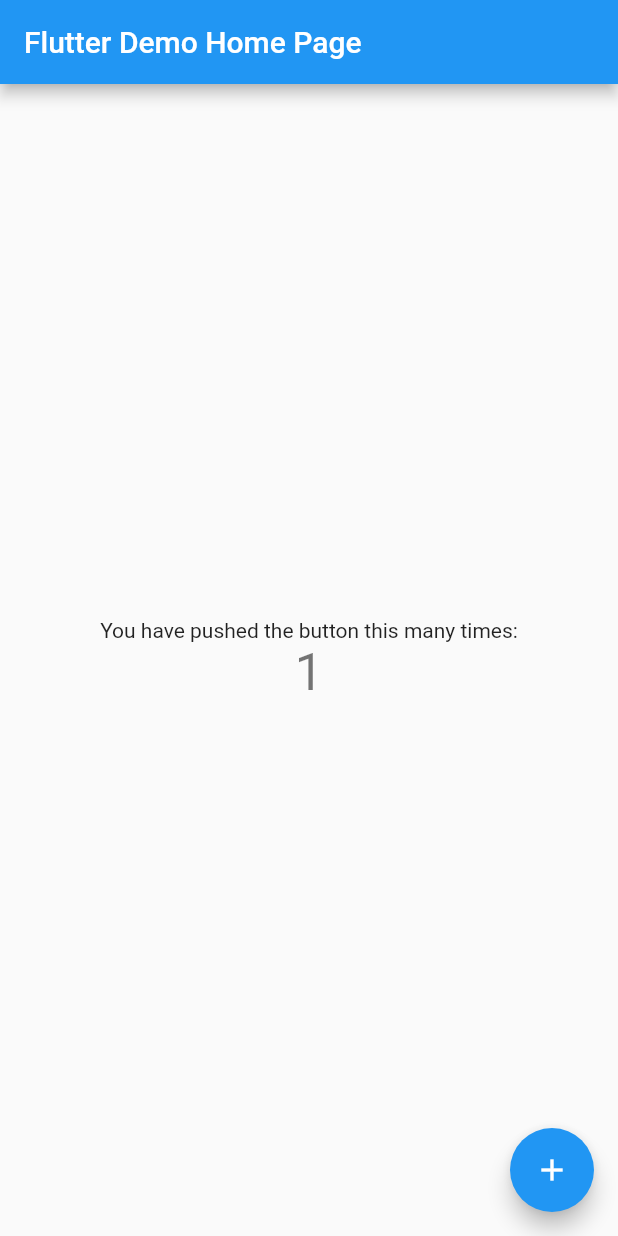
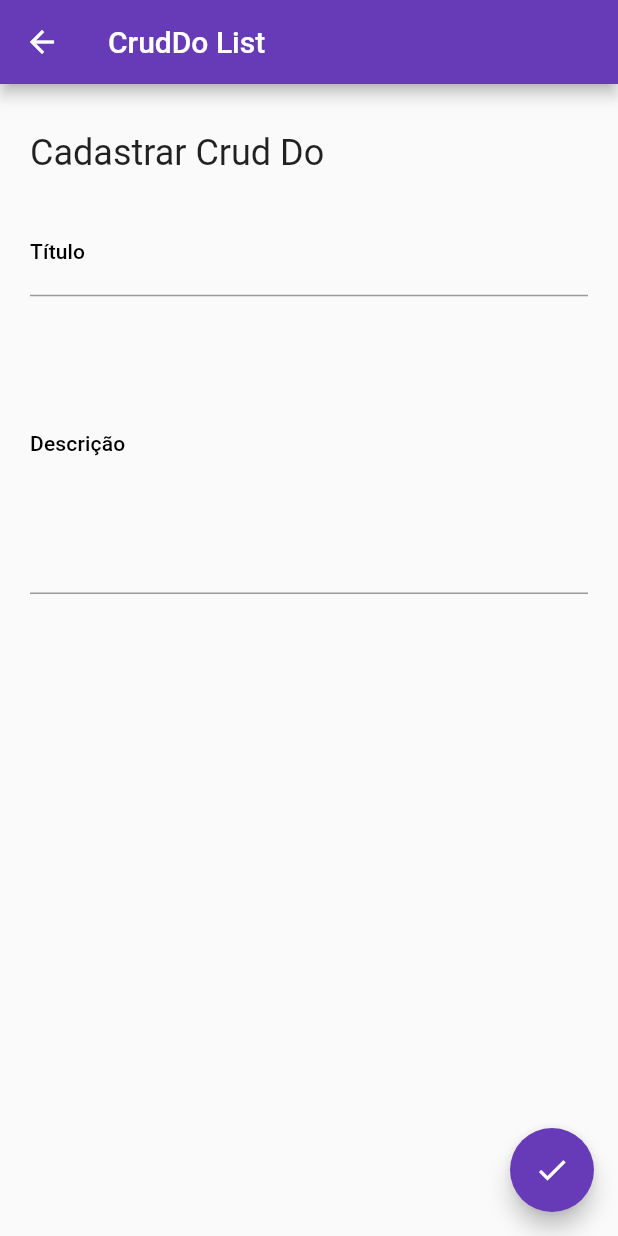
Before and after one commit to pertusatti22/crud_do_list, a Flutter app: the screen it shows after launch, after a tap on the "add" icon, on a phone screen of 412 x 824 dp. Run offline on Flutter 3.47's test engine with Material 2 defaults, Android fonts, the phone set to English and light mode, and no system bars; our stand-ins replace dio; network calls fail.

Commit message:
Release 1.0

```diff
--- a/lib/main.dart
+++ b/lib/main.dart
@@ -1,115 +1,6 @@
+import 'package:crud_do_list/src/App.dart';
 import 'package:flutter/material.dart';
 
 void main() {
   runApp(const MyApp());
 }
-
-class MyApp extends StatelessWidget {
-  const MyApp({super.key});
-
-  // This widget is the root of your application.
-  @override
-  Widget build(BuildContext context) {
-    return MaterialApp(
-      title: 'Flutter Demo',
-      theme: ThemeData(
-        // This is the theme of your application.
-        //
-        // Try running your application with "flutter run". You'll see the
-        // application has a blue toolbar. Then, without quitting the app, try
-        // changing the primarySwatch below to Colors.green and then invoke
-        // "hot reload" (press "r" in the console where you ran "flutter run",
-        // or simply save your changes to "hot reload" in a Flutter IDE).
-        // Notice that the counter didn't reset back to zero; the application
-        // is not restarted.
-        primarySwatch: Colors.blue,
-      ),
-      home: const MyHomePage(title: 'Flutter Demo Home Page'),
-    );
-  }
-}
-
-class MyHomePage extends StatefulWidget {
-  const MyHomePage({super.key, required this.title});
-
-  // This widget is the home page of your application. It is stateful, meaning
-  // that it has a State object (defined below) that contains fields that affect
-  // how it looks.
-
-  // This class is the configuration for the state. It holds the values (in this
-  // case the title) provided by the parent (in this case the App widget) and
-  // used by the build method of the State. Fields in a Widget subclass are
-  // always marked "final".
-
-  final String title;
-
-  @override
-  State<MyHomePage> createState() => _MyHomePageState();
-}
-
-class _MyHomePageState extends State<MyHomePage> {
-  int _counter = 0;
-
-  void _incrementCounter() {
-    setState(() {
-      // This call to setState tells the Flutter framework that something has
-      // changed in this State, which causes it to rerun the build method below
-      // so that the display can reflect the updated values. If we changed
-      // _counter without calling setState(), then the build method would not be
-      // called again, and so nothing would appear to happen.
-      _counter++;
-    });
-  }
-
-  @override
-  Widget build(BuildContext context) {
-    // This method is rerun every time setState is called, for instance as done
-    // by the _incrementCounter method above.
-    //
-    // The Flutter framework has been optimized to make rerunning build methods
-    // fast, so that you can just rebuild anything that needs updating rather
-    // than having to individually change instances of widgets.
-    return Scaffold(
-      appBar: AppBar(
-        // Here we take the value from the MyHomePage object that was created by
-        // the App.build method, and use it to set our appbar title.
-        title: Text(widget.title),
-      ),
-      body: Center(
-        // Center is a layout widget. It takes a single child and positions it
-        // in the middle of the parent.
-        child: Column(
-          // Column is also a layout widget. It takes a list of children and
-          // arranges them vertically. By default, it sizes itself to fit its
-          // children horizontally, and tries to be as tall as its parent.
-          //
-          // Invoke "debug painting" (press "p" in the console, choose the
-          // "Toggle Debug Paint" action from the Flutter Inspector in Android
-          // Studio, or the "Toggle Debug Paint" command in Visual Studio Code)
-          // to see the wireframe for each widget.
-          //
-          // Column has various properties to control how it sizes itself and
-          // how it positions its children. Here we use mainAxisAlignment to
-          // center the children vertically; the main axis here is the vertical
-          // axis because Columns are vertical (the cross axis would be
-          // horizontal).
-          mainAxisAlignment: MainAxisAlignment.center,
-          children: <Widget>[
-            const Text(
-              'You have pushed the button this many times:',
-            ),
-            Text(
-              '$_counter',
-              style: Theme.of(context).textTheme.headline4,
-            ),
-          ],
-        ),
-      ),
-      floatingActionButton: FloatingActionButton(
-        onPressed: _incrementCounter,
-        tooltip: 'Increment',
-        child: const Icon(Icons.add),
-      ), // This trailing comma makes auto-formatting nicer for build methods.
-    );
-  }
-}
--- /dev/null
+++ b/lib/src/App.dart
@@ -0,0 +1,21 @@
+import 'package:flutter/material.dart';
+
+import 'views/add_page.dart';
+import 'views/home_page.dart';
+
+class MyApp extends StatelessWidget {
+  const MyApp({Key? key}) : super(key: key);
+
+  @override
+  Widget build(BuildContext context) {
+    return MaterialApp(
+      title: 'CrudDo List',
+      theme: ThemeData(primarySwatch: Colors.deepPurple),
+      initialRoute: '/',
+      routes: {
+        '/': (context) => const HomePage(),
+        '/create': (context) => const AddPage(),
+      },
+    );
+  }
+}
--- /dev/null
+++ b/lib/src/controllers/add_controller.dart
@@ -0,0 +1,14 @@
+import 'package:crud_do_list/src/models/crud_do_model.dart';
+import 'package:crud_do_list/src/repositories/crud_do_repository.dart';
+
+class AddController {
+  final CrudDoRepository _crudDoRepository;
+
+  AddController([CrudDoRepository? repository])
+      : _crudDoRepository = repository ?? CrudDoRepository();
+
+  Future<void> createCrudDo(CrudDoModel cruddo) async {
+    final result = await _crudDoRepository.createCrudDo(cruddo);
+    print(result);
+  }
+}
--- /dev/null
+++ b/lib/src/controllers/home_controller.dart
@@ -0,0 +1,25 @@
+import 'package:crud_do_list/src/repositories/crud_do_repository.dart';
+import 'package:flutter/cupertino.dart';
+
+import '../models/crud_do_model.dart';
+
+class HomeController {
+  List<CrudDoModel> cruddos = [];
+  final CrudDoRepository _crudDoRepository;
+  final state = ValueNotifier<HomeState>(HomeState.start);
+
+  HomeController([CrudDoRepository? repository])
+      : _crudDoRepository = repository ?? CrudDoRepository();
+
+  Future start() async {
+    state.value = HomeState.loading;
+    try {
+      cruddos = await _crudDoRepository.fetchCrudDos();
+      state.value = HomeState.success;
+    } catch (e) {
+      state.value = HomeState.error;
+    }
+  }
+}
+
+enum HomeState { start, loading, success, error }
--- /dev/null
+++ b/lib/src/models/crud_do_model.dart
@@ -0,0 +1,21 @@
+class CrudDoModel {
+  String? title;
+  String? subtitle;
+  bool? done;
+
+  CrudDoModel(this.title, this.subtitle, [this.done = false]);
+
+  CrudDoModel.fromJson(Map<String, dynamic> json) {
+    title = json['title'];
+    subtitle = json['subtitle'];
+    done = json['done'];
+  }
+
+  Map<String, dynamic> toJson() {
+    final Map<String, dynamic> data = <String, dynamic>{};
+    data['title'] = title;
+    data['subtitle'] = subtitle;
+    data['done'] = done;
+    return data;
+  }
+}
--- /dev/null
+++ b/lib/src/repositories/crud_do_repository.dart
@@ -0,0 +1,26 @@
+import 'package:crud_do_list/src/models/crud_do_model.dart';
+import 'package:dio/dio.dart';
+
+class CrudDoRepository {
+  late Dio dio;
+  final String url =
+      'https://crudcrud.com/api/73447b198f0f4b499eac2ed172f804c6';
+
+  CrudDoRepository([Dio? client]) : dio = client ?? Dio();
+
+  Future<List<CrudDoModel>> fetchCrudDos() async {
+    final response = await dio.get('$url/cruddo');
+    final list = response.data as List;
+    return list.map((json) => CrudDoModel.fromJson(json)).toList();
+  }
+
+  Future<bool> createCrudDo(CrudDoModel cruddo) async {
+    final response = await dio.post('$url/cruddo', data: {
+      'title': cruddo.title,
+      'subtitle': cruddo.subtitle,
+      'done': cruddo.done
+    });
+    print(response.statusCode);
+    return false;
+  }
+}
--- /dev/null
+++ b/lib/src/views/add_page.dart
@@ -0,0 +1,84 @@
+import 'dart:developer';
+
+import 'package:crud_do_list/src/controllers/add_controller.dart';
+import 'package:crud_do_list/src/models/crud_do_model.dart';
+import 'package:flutter/material.dart';
+
+class AddPage extends StatefulWidget {
+  const AddPage({Key? key}) : super(key: key);
+
+  @override
+  State<AddPage> createState() => _AddPageState();
+}
+
+class _AddPageState extends State<AddPage> {
+  final addController = AddController();
+  final title = TextEditingController();
+  final subtitle = TextEditingController();
+
+  @override
+  Widget build(BuildContext context) {
+    return Scaffold(
+      appBar: AppBar(
+        title: const Text('CrudDo List'),
+      ),
+      body: Padding(
+        padding: const EdgeInsets.all(20.0),
+        child: ListView(
+          children: [
+            const SizedBox(
+              height: 12,
+            ),
+            Text(
+              'Cadastrar Crud Do',
+              style: Theme.of(context).textTheme.headline5,
+            ),
+            const SizedBox(
+              height: 24,
+            ),
+            Column(
+              children: [
+                TextFormField(
+                  style: Theme.of(context).textTheme.subtitle1,
+                  decoration: InputDecoration(
+                    labelText: 'Título',
+                    labelStyle: Theme.of(context).textTheme.subtitle2,
+                    border: const UnderlineInputBorder(),
+                  ),
+                  controller: title,
+                ),
+                TextFormField(
+                  keyboardType: TextInputType.multiline,
+                  minLines: 4,
+                  maxLines: null,
+                  style: Theme.of(context).textTheme.headline4,
+                  decoration: InputDecoration(
+                    labelText: 'Descrição',
+                    labelStyle: Theme.of(context).textTheme.subtitle2,
+                    border: const UnderlineInputBorder(),
+                  ),
+                  controller: subtitle,
+                ),
+                const SizedBox(
+                  height: 16,
+                ),
+              ],
+            ),
+          ],
+        ),
+      ),
+      floatingActionButton: FloatingActionButton(
+        backgroundColor: Colors.deepPurple,
+        onPressed: () {
+          addController.createCrudDo(CrudDoModel(title.text, subtitle.text));
+          log('onPressedAdd');
+          Navigator.of(context).pushNamed('/');
+        },
+        tooltip: 'Cadastrar Crud Do',
+        child: const Icon(
+          Icons.check,
+        ),
+      ),
+    );
+  }
+}
--- /dev/null
+++ b/lib/src/views/home_page.dart
@@ -0,0 +1,128 @@
+import 'dart:developer';
+
+import 'package:flutter/material.dart';
+
+import '../controllers/home_controller.dart';
+
+class HomePage extends StatefulWidget {
+  const HomePage({Key? key}) : super(key: key);
+
+  @override
+  State<HomePage> createState() => _HomePageState();
+}
+
+class _HomePageState extends State<HomePage> {
+  final homeController = HomeController();
+
+  _start() {
+    return Container();
+  }
+
+  _loading() {
+    return const Center(
+      child: CircularProgressIndicator(),
+    );
+  }
+
+  _success() {
+    return ListView.builder(
+        itemCount: homeController.cruddos.length,
+        itemBuilder: (context, index) {
+          var cruddo = homeController.cruddos[index];
+          print(cruddo.done);
+          return ListTile(
+            leading: Checkbox(
+              value: cruddo.done,
+              onChanged: (bool? value) {
+                setState(() {
+                  cruddo.done = value!;
+                });
+              },
+            ),
+            title: Text(
+              cruddo.title!,
+              style: TextStyle(
+                  decoration: (cruddo.done ?? false)
+                      ? TextDecoration.lineThrough
+                      : null),
+            ),
+            subtitle: Text(
+              cruddo.subtitle!,
+              style: TextStyle(
+                  decoration: (cruddo.done ?? false)
+                      ? TextDecoration.lineThrough
+                      : null),
+            ),
+          );
+        });
+  }
+
+  _error() {
+    return Center(
+      child: ElevatedButton(
+        onPressed: () {
+          homeController.start();
+        },
+        child: const Text('Tentar novamente'),
+      ),
+    );
+  }
+
+  stateManagement(HomeState state) {
+    switch (state) {
+      case HomeState.start:
+        return _start();
+      case HomeState.loading:
+        return _loading();
+      case HomeState.error:
+        return _error();
+      case HomeState.success:
+        return _success();
+      default:
+        return _start();
+    }
+  }
+
+  @override
+  void initState() {
+    super.initState();
+
+    homeController.start();
+  }
+
+  void onPressedAdd() {
+    log('onPressedAdd');
+    Navigator.of(context).pushNamed('/create');
+  }
+
+  @override
+  Widget build(BuildContext context) {
+    return Scaffold(
+      appBar: AppBar(
+        title: const Text('CrudDo List'),
+        actions: [
+          IconButton(
+            onPressed: () {
+              homeController.start();
+            },
+            icon: const Icon(Icons.refresh_outlined),
+          )
+        ],
+      ),
+      body: AnimatedBuilder(
+        animation: homeController.state,
+        builder: (context, child) {
+          return stateManagement(homeController.state.value);
+        },
+      ),
+      floatingActionButton: FloatingActionButton(
+        backgroundColor: Colors.deepPurple,
+        onPressed: onPressedAdd,
+        tooltip: 'Cadastrar Crud Do',
+        child: const Icon(
+          Icons.add,
+        ),
+      ),
+    );
+  }
+}
--- a/pubspec.yaml
+++ b/pubspec.yaml
@@ -36,6 +36,7 @@
   # The following adds the Cupertino Icons font to your application.
   # Use with the CupertinoIcons class for iOS style icons.
   cupertino_icons: ^1.0.2
+  dio: ^4.0.6
 
 dev_dependencies:
   flutter_test:
```
Also changed, not shown: pubspec.lock.
